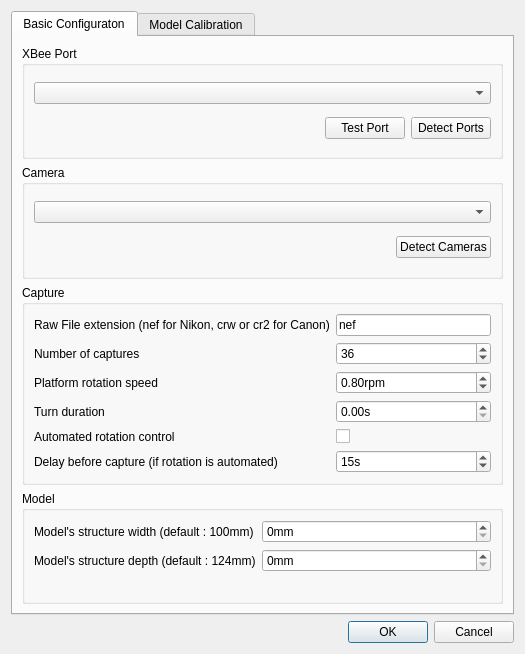
Above: pc/core/settingsform.ui from plule/pfe-costumes before the change. Below: the same form after it.
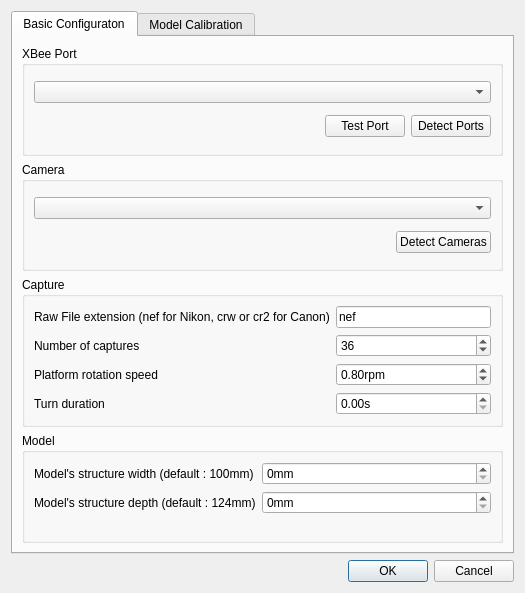
That is the form after the change. Icons and pictures are not drawn.

Commit message: remove useless options

What changed in the file:
```diff
--- a/pc/core/settingsform.ui
+++ b/pc/core/settingsform.ui
@@ -7,7 +7,7 @@
     <x>0</x>
     <y>0</y>
     <width>525</width>
-    <height>654</height>
+    <height>593</height>
    </rect>
   </property>
   <property name="windowTitle">
@@ -197,44 +197,6 @@
             </property>
            </widget>
           </item>
-          <item row="3" column="1">
-           <widget class="QDoubleSpinBox" name="turnDurationSpin">
-            <property name="suffix">
-             <string>s</string>
-            </property>
-           </widget>
-          </item>
-          <item row="4" column="0">
-           <widget class="QLabel" name="automatedRotationLabel">
-            <property name="text">
-             <string>Automated rotation control</string>
-            </property>
-           </widget>
-          </item>
-          <item row="4" column="1">
-           <widget class="QCheckBox" name="automatedRotationCheck">
-            <property name="text">
-             <string/>
-            </property>
-           </widget>
-          </item>
-          <item row="5" column="0">
-           <widget class="QLabel" name="delayLabel">
-            <property name="text">
-             <string>Delay before capture (if rotation is automated)</string>
-            </property>
-           </widget>
-          </item>
-          <item row="5" column="1">
-           <widget class="QSpinBox" name="delaySpin">
-            <property name="suffix">
-             <string>s</string>
-            </property>
-            <property name="value">
-             <number>15</number>
-            </property>
-           </widget>
-          </item>
           <item row="3" column="0">
            <widget class="QLabel" name="turnDurationLabel">
             <property name="text">
@@ -242,6 +204,13 @@
             </property>
            </widget>
           </item>
+          <item row="3" column="1">
+           <widget class="QDoubleSpinBox" name="turnDurationSpin">
+            <property name="suffix">
+             <string>s</string>
+            </property>
+           </widget>
+          </item>
          </layout>
         </widget>
        </item>
```
Left out of the diff: 16 changed lines with no effect on the pictures. The commit also changes 2 other files.
